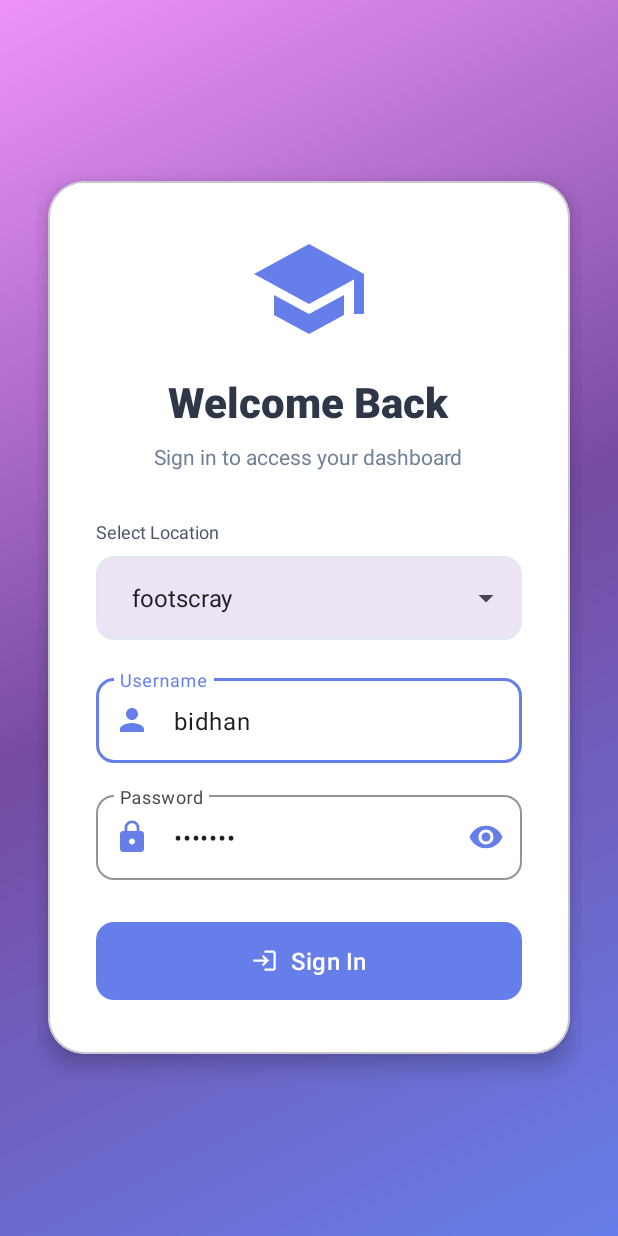
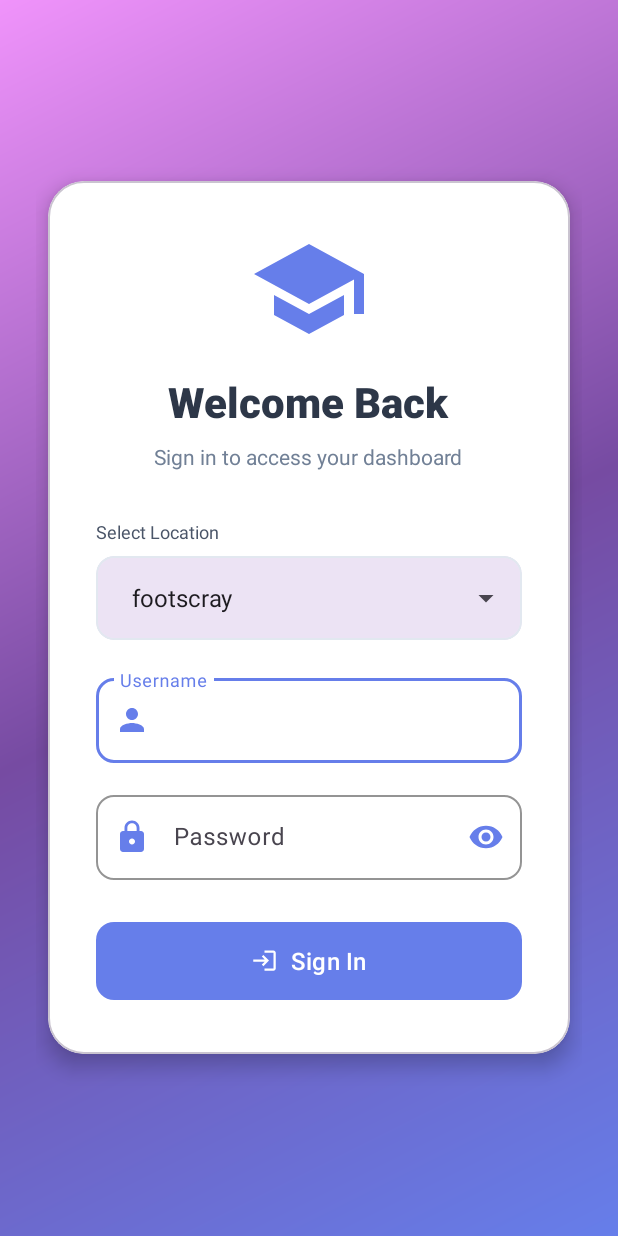
Before and after one commit to bidhanbhatta03/s8131464assignment, an Android app: the screen it shows after launch (LoginActivity), on a phone screen of 412 x 824 dp. Run offline under Robolectric (Android 15) with nearby library versions, the phone set to English and light mode, and no system bars; our stand-ins replace Dagger/Hilt's generated code.

Commit message:
Login View Model

```diff
--- a/app/src/main/java/com/example/s8131464assignment/ui/LoginActivity.kt
+++ b/app/src/main/java/com/example/s8131464assignment/ui/LoginActivity.kt
@@ -45,9 +45,7 @@ class LoginActivity : AppCompatActivity() {
         val locations = listOf("footscray", "sydney", "br")
         spinner.adapter = ArrayAdapter(this, android.R.layout.simple_spinner_dropdown_item, locations)
 
-        // Prefill credentials for convenience
-        username.setText("bidhan")
-        password.setText("8131464")
+
 
         lifecycleScope.launch {
             repeatOnLifecycle(Lifecycle.State.STARTED) {
```
